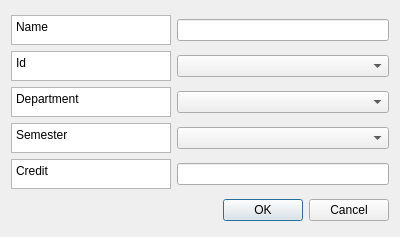
The window that new_course.ui (Ysajid/University-Management) describes before a commit, drawn with Qt 5.
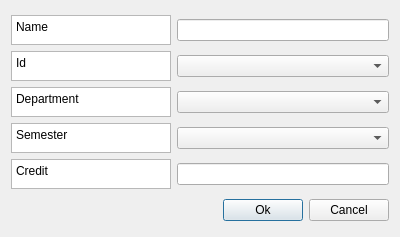
The same window after the commit.

The edit to the form file:
```diff
--- a/new_course.ui
+++ b/new_course.ui
@@ -13,8 +13,8 @@
   <property name="windowTitle">
    <string>Dialog</string>
   </property>
-  <layout class="QGridLayout" name="gridLayout">
-   <item row="0" column="0">
+  <layout class="QVBoxLayout" name="verticalLayout_5">
+   <item>
     <layout class="QVBoxLayout" name="verticalLayout">
      <item>
       <layout class="QHBoxLayout" name="horizontalLayout">
@@ -182,15 +182,36 @@
      </item>
     </layout>
    </item>
-   <item row="2" column="0">
-    <widget class="QDialogButtonBox" name="buttonBox">
-     <property name="orientation">
-      <enum>Qt::Horizontal</enum>
-     </property>
-     <property name="standardButtons">
-      <set>QDialogButtonBox::Cancel|QDialogButtonBox::Ok</set>
-     </property>
-    </widget>
+   <item>
+    <layout class="QHBoxLayout" name="horizontalLayout_18">
+     <item>
+      <spacer name="horizontalSpacer">
+       <property name="orientation">
+        <enum>Qt::Horizontal</enum>
+       </property>
+       <property name="sizeHint" stdset="0">
+        <size>
+         <width>40</width>
+         <height>20</height>
+        </size>
+       </property>
+      </spacer>
+     </item>
+     <item>
+      <widget class="QPushButton" name="pushButton_2">
+       <property name="text">
+        <string>Ok</string>
+       </property>
+      </widget>
+     </item>
+     <item>
+      <widget class="QPushButton" name="pushButton">
+       <property name="text">
+        <string>Cancel</string>
+       </property>
+      </widget>
+     </item>
+    </layout>
    </item>
   </layout>
  </widget>
```
Left out of the diff: 35 changed lines with no effect on the pictures.
